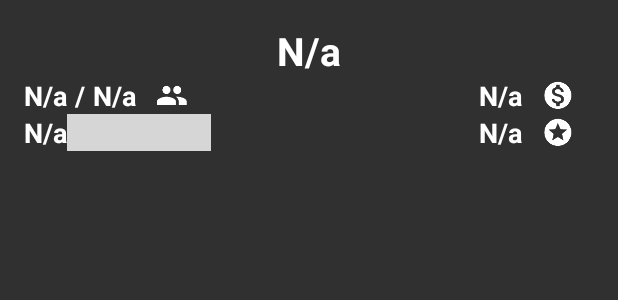
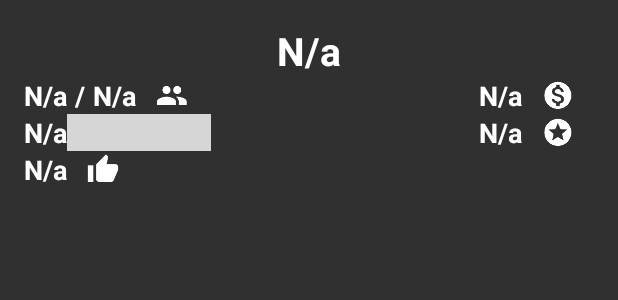
Before and after one commit to nbyouri/TGU, an Android app: the layout fragment_stat.xml on its own in the app's theme, with its tools: preview values and no code run, on a phone screen of 412 x 824 dp. Shown: the top 300 px of the screen. Run offline under Robolectric (Android 15) with nearby library versions, the phone set to English and light mode, and no system bars; network calls fail; grey boxes are pictures that could not be loaded.

Commit message:
Moral in Stat view.

```diff
--- a/app/src/main/res/layout/fragment_stat.xml
+++ b/app/src/main/res/layout/fragment_stat.xml
@@ -128,13 +128,6 @@
             android:layout_height="wrap_content"
             android:layout_below="@+id/layout_stat_student">
 
-            <!--<TextView
-                android:layout_width="wrap_content"
-                android:layout_height="wrap_content"
-                android:text="@string/label_week"
-                android:layout_marginEnd="@dimen/separate_side_margin"
-                android:textSize="@dimen/text_medium"/> -->
-
             <TextView
                 android:id="@+id/txt_turn"
                 android:layout_width="wrap_content"
@@ -152,6 +145,32 @@
                 android:layout_marginEnd="@dimen/separate_side_margin"
                 android:contentDescription="@string/icon_desc_population" />
         </RelativeLayout>
+
+        <RelativeLayout
+            android:id="@+id/layout_stat_moral"
+            android:layout_width="wrap_content"
+            android:layout_height="wrap_content"
+            android:layout_below="@+id/layout_stat_turn">
+
+            <TextView
+                android:id="@+id/txt_stat_moral"
+                android:layout_width="wrap_content"
+                android:layout_height="wrap_content"
+                android:textSize="@dimen/text_medium"
+                android:text="@string/not_available"/>
+
+            <ImageView
+                android:layout_alignBottom="@id/txt_stat_moral"
+                android:layout_alignTop="@id/txt_stat_moral"
+                android:layout_toEndOf="@id/txt_stat_moral"
+                android:id="@+id/icon_stat_moral"
+                android:layout_width="wrap_content"
+                android:layout_height="wrap_content"
+                android:src="@mipmap/ic_moral_positive"
+                android:layout_marginEnd="@dimen/separate_side_margin"
+                android:contentDescription="@string/icon_desc_population" />
+
+        </RelativeLayout>
     </RelativeLayout>
 
 </LinearLayout>
```
Also changed, not shown: app/src/main/java/muga/thegreatuniversity/controllers/fragments/StatFragment.java (+12 -0 lines), app/src/main/java/muga/thegreatuniversity/controllers/fragments/StatsFragment.java (+1 -9 lines), app/src/main/java/muga/thegreatuniversity/models/University.java (+5 -10 lines), app/src/main/ic_moral-web.png (added), app/src/main/ic_moral_negative-web.png (added), app/src/main/res/mipmap-hdpi/ic_moral_negative.png (added), app/src/main/res/mipmap-hdpi/ic_moral_positive.png (added), app/src/main/res/mipmap-mdpi/ic_moral_negative.png (added), app/src/main/res/mipmap-mdpi/ic_moral_positive.png (added), app/src/main/res/mipmap-xhdpi/ic_moral_negative.png (added), app/src/main/res/mipmap-xhdpi/ic_moral_positive.png (added), app/src/main/res/mipmap-xxhdpi/ic_moral_negative.png (added), app/src/main/res/mipmap-xxhdpi/ic_moral_positive.png (added), app/src/main/res/mipmap-xxxhdpi/ic_moral_negative.png (added), 1 more files.
